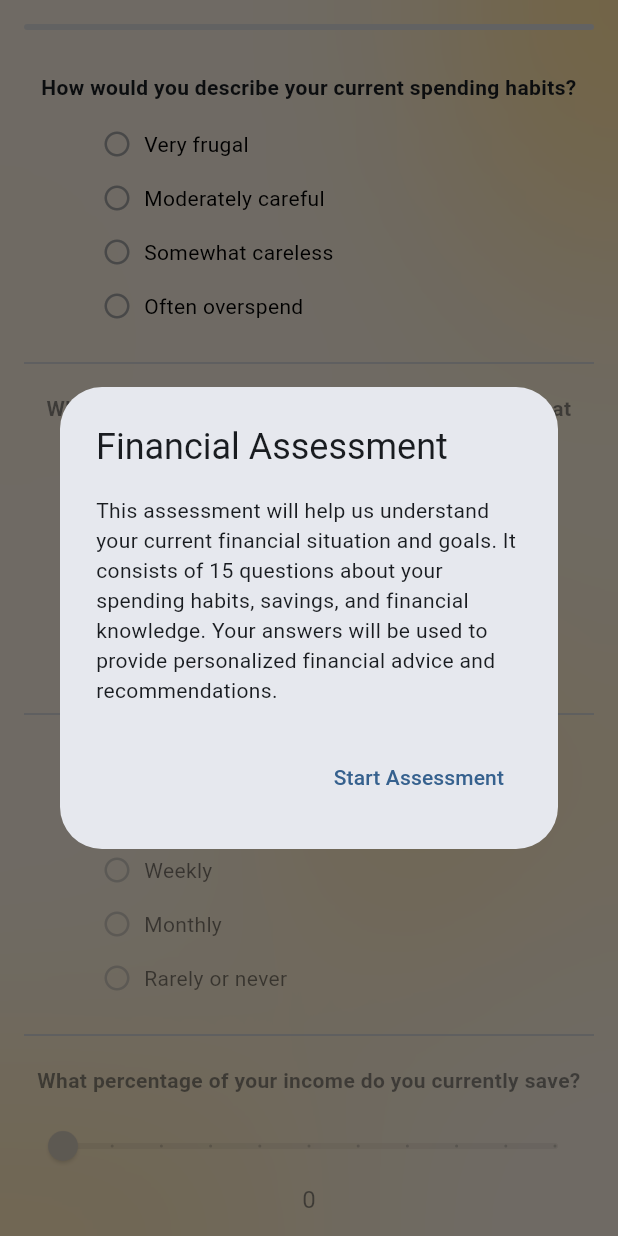
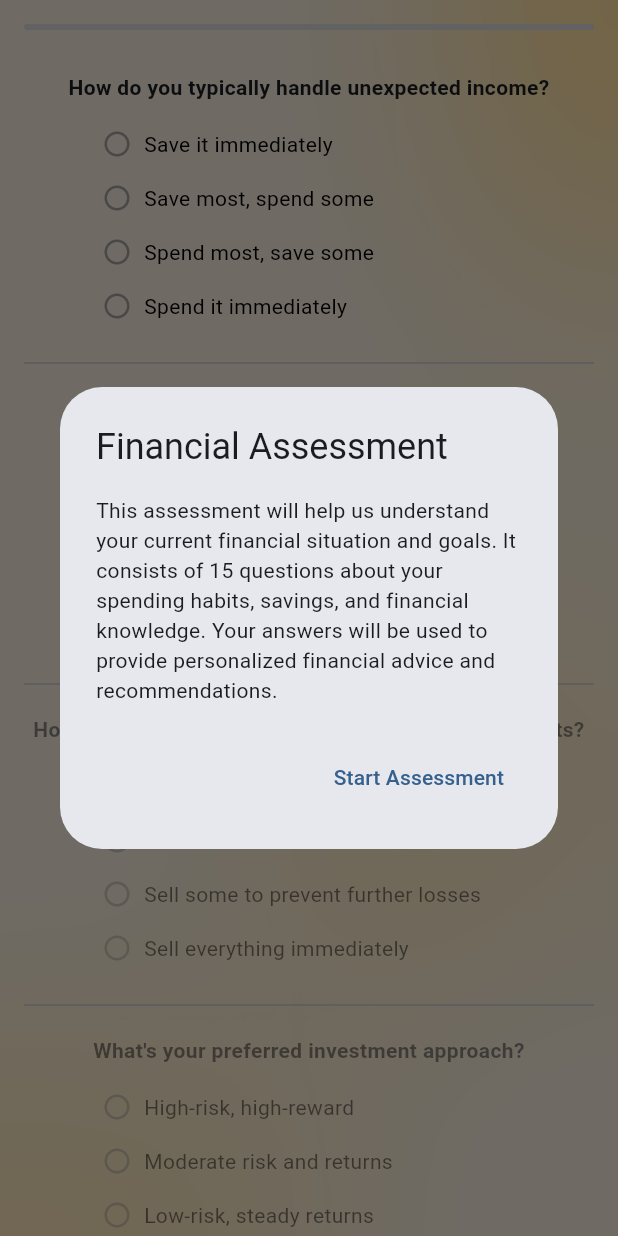
Before and after one commit to Cha17/baidyet, a Flutter app: the FinancialAssessment widget shown alone on an empty page, opened directly, on a phone screen of 412 x 824 dp. Run offline on Flutter 3.47's test engine with Material 3 defaults, Android fonts, the phone set to English and light mode, and no system bars; our stand-ins replace sqflite; accounts and stored records are empty.

Commit message:
I tried adding score for the questions
Pero di ko pa naayos ung error and ung results page

```diff
--- /dev/null
+++ b/lib/components/assessment_questions-2.dart
@@ -0,0 +1,119 @@
+// Financial personality dimensions and scoring system
+class FinancialTraitScore {
+  double spenderSaver = 0; // -1 (Spender) to 1 (Saver)
+  double riskTolerance = 0; // -1 (Conservative) to 1 (Aggressive)
+  double planningStyle = 0; // -1 (Spontaneous) to 1 (Methodical)
+  double financialAwareness = 0; // -1 (Novice) to 1 (Expert)
+}
+
+enum FinancialPersonality {
+  conservativePlanner,
+  balancedBuilder,
+  riskTaker,
+  spontaneousSpender,
+  wealthMaximizer,
+  securitySeeker
+}
+
+class AssessmentQuestion {
+  final String id;
+  final String category;
+  final String question;
+  final List<String>? options;  // Added to store the options
+  final Map<String, double> scoreMapping;
+  final String type;
+  final double? min;
+  final double? max;
+  final int? divisions;
+
+  AssessmentQuestion({
+    required this.id,
+    required this.category,
+    required this.question,
+    required this.type,
+    this.min,
+    this.max,
+    this.divisions,
+    required this.scoreMapping,
+  }) : options = scoreMapping.keys.toList();  // Automatically create options from scoreMapping keys
+}
+
+class AssessmentQuestionService {
+  // Make this static so it can be accessed directly
+  static List<AssessmentQuestion> getAssessmentQuestions() {
+    return [
+      AssessmentQuestion(
+        id: 'spending_1',
+        category: 'spending',
+        question: 'How do you typically handle unexpected income?',
+        type: 'radio',
+        scoreMapping: {
+          'Save it immediately': 1.0,
+          'Save most, spend some': 0.5,
+          'Spend most, save some': -0.5,
+          'Spend it immediately': -1.0,
+        },
+      ),
+      AssessmentQuestion(
+        id: 'spending_2',
+        category: 'spending',
+        question: 'How often do you make impulse purchases?',
+        type: 'radio',
+        scoreMapping: {
+          'Never': 1.0,
+          'Rarely': 0.5,
+          'Sometimes': -0.5,
+          'Frequently': -1.0,
+        },
+      ),
+      AssessmentQuestion(
+        id: 'risk_1',
+        category: 'risk',
+        question: 'How would you react to a 20% drop in your investments?',
+        type: 'radio',
+        scoreMapping: {
+          'Buy more while prices are low': 1.0,
+          'Hold and wait it out': 0.5,
+          'Sell some to prevent further losses': -0.5,
+          'Sell everything immediately': -1.0,
+        },
+      ),
+      AssessmentQuestion(
+        id: 'risk_2',
+        category: 'risk',
+        question: 'What\'s your preferred investment approach?',
+        type: 'radio',
+        scoreMapping: {
+          'High-risk, high-reward': 1.0,
+          'Moderate risk and returns': 0.5,
+          'Low-risk, steady returns': -0.5,
+          'No risk, guaranteed returns': -1.0,
+        },
+      ),
+      // Add more questions as needed
+    ];
+  }
+
+  // Optional: If you still want to get questions by category
+  static Map<String, List<AssessmentQuestion>> getQuestionsByCategories() {
+    final allQuestions = getAssessmentQuestions();
+    final Map<String, List<AssessmentQuestion>> categorizedQuestions = {};
+
+    for (var question in allQuestions) {
+      if (!categorizedQuestions.containsKey(question.category)) {
+        categorizedQuestions[question.category] = [];
+      }
+      categorizedQuestions[question.category]!.add(question);
+    }
+
+    return categorizedQuestions;
+  }
+}
+
+
+class Question {
+  final String text;
+  final Map<String, double> scoreMapping;
+
+  const Question(this.text, this.scoreMapping);
+}
--- a/lib/pages/assessment.dart
+++ b/lib/pages/assessment.dart
@@ -1,4 +1,4 @@
-import 'package:baidyet/components/assessment_questions.dart';
+import 'package:baidyet/components/assessment_questions-2.dart';
 import 'package:baidyet/components/botnavbar_layout.dart';
 import 'package:baidyet/pages/app_layout.dart';
 import 'package:flutter/material.dart';
@@ -20,10 +20,24 @@ class _FinancialAssessmentState extends State<FinancialAssessment> {
 
   late List<AssessmentQuestion> questions;
 
+  Map<String, String> answers = {};
+
+//Function para sa pagkasubmit pero may error pa ung processAssessment method
+  /*void submitAssessment() async {
+    final results = await FinancialAssessment.processAssessment(answers);
+    // Navigate to results page with personality profile
+    Navigator.pushReplacement(
+      context,
+      MaterialPageRoute(
+        builder: (context) => ResultsPage(results: results),
+      ),
+    );
+  }*/
+
   @override
   void initState() {
     super.initState();
-    questions = getAssessmentQuestions();
+    questions = AssessmentQuestionService.getAssessmentQuestions();
     WidgetsBinding.instance
         .addPostFrameCallback((_) => _showDescriptionDialog());
   }
```
